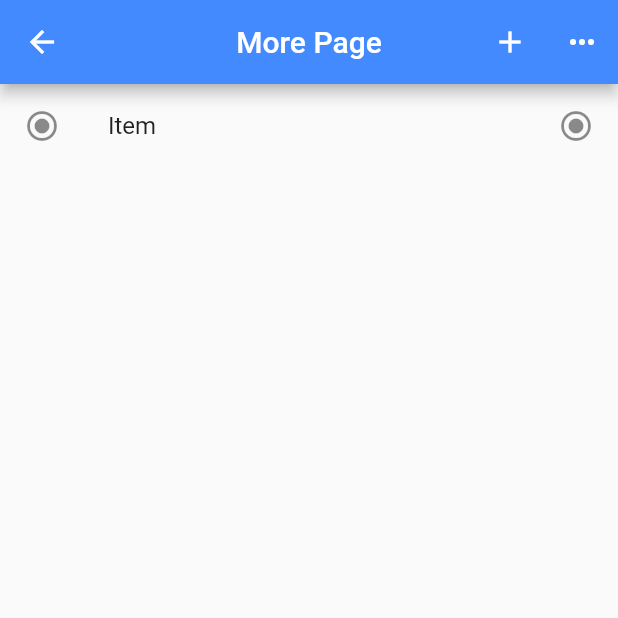
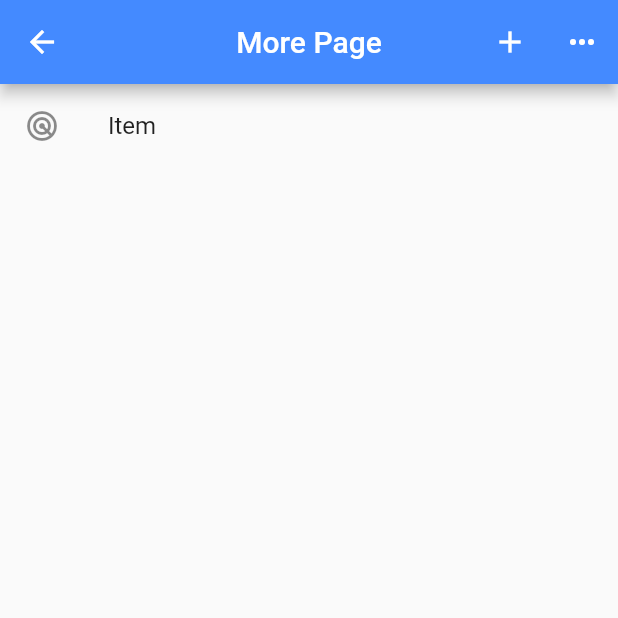
Before and after one commit to simonjv01/flutter_app_welcome, a Flutter app: the screen it shows after launch, after a tap on the "keyboard control" icon, on a phone screen of 412 x 824 dp, the top half of it. Run offline on Flutter 3.47's test engine with Material 2 defaults, Android fonts, the phone set to English and light mode, and no system bars.

Commit message:
removed trailing icon

```diff
--- a/lib/pages/more_page.dart
+++ b/lib/pages/more_page.dart
@@ -98,8 +98,7 @@ class _MorePageState extends State<MorePage> {
           itemBuilder: (context, index) {
             return ListTile(
               title: Text(theList.elementAt(index).title),
-              leading: Icon(Icons.radio_button_checked),
-              trailing: Icon(Icons.radio_button_checked),
+              leading: theList.elementAt(index).icon,
             );
           },
           itemCount: theList.length,
```
